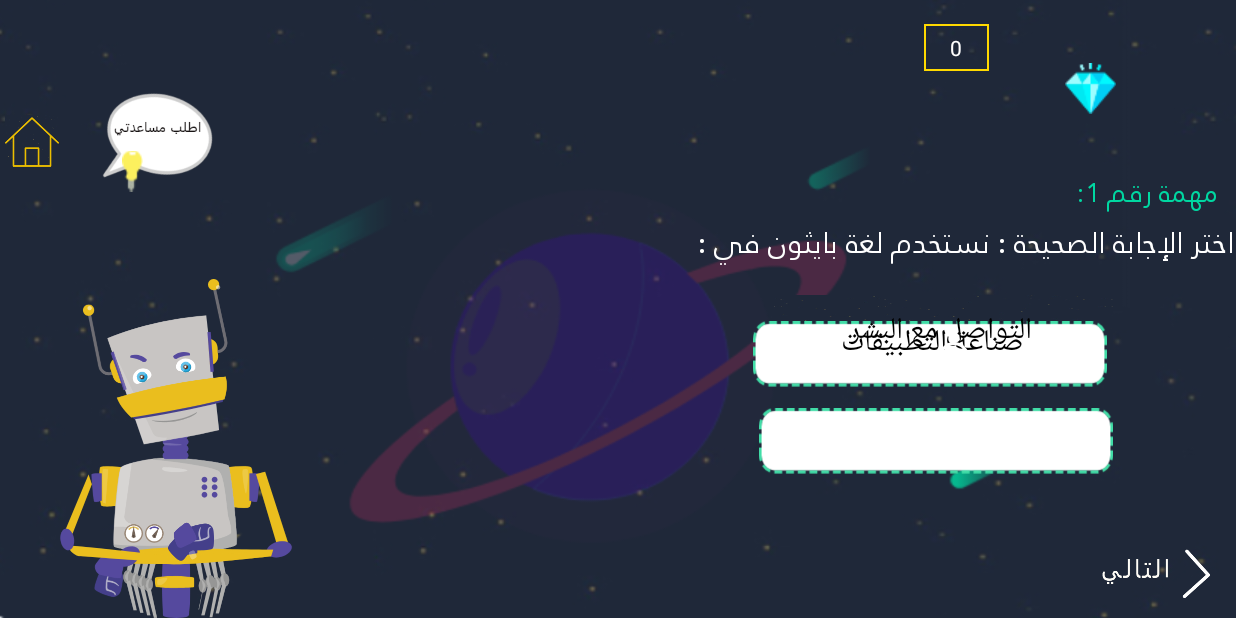
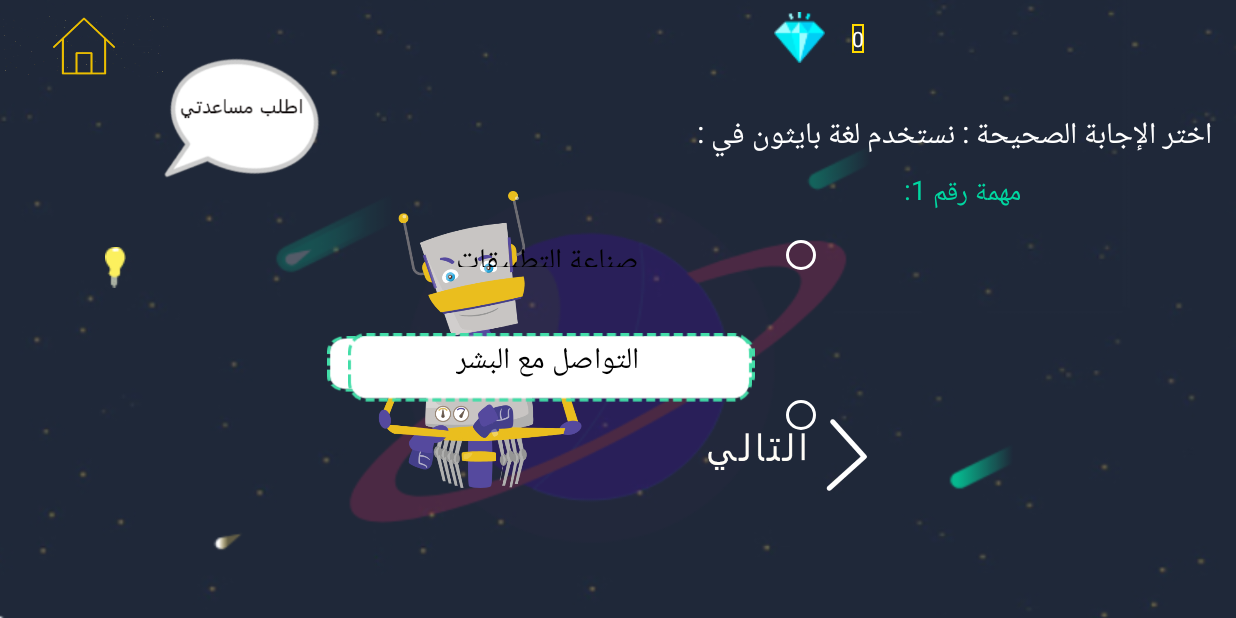
Before and after one commit to letsCodeProject/final_FF, an Android app: the firstlevel_6 screen opened directly, with no data from a screen before it, on a phone screen of 824 x 412 dp (held sideways). Run offline under Robolectric (Android 15) with nearby library versions, the phone set to English and light mode, and no system bars; Roboto replaces fonts that are not available here.

Commit message:
added albatoul work

```diff
--- a/app/src/main/java/com/example/a96653/LetsCode/MainActivity.java
+++ b/app/src/main/java/com/example/a96653/LetsCode/MainActivity.java
@@ -75,8 +75,8 @@ public class MainActivity extends AppCompatActivity {
         try{
         c = Class.forName("com.example.a96653.LetsCode."+name);
 
-         Intent  intent = new Intent(this,c);
-
+        // Intent  intent = new Intent(this,c);
+            Intent  intent = new Intent(this,firstlevel_5.class);
 
         startActivity(intent);}
         catch (Exception e){e.printStackTrace();}
--- a/app/src/main/java/com/example/a96653/LetsCode/SchemClass.java
+++ b/app/src/main/java/com/example/a96653/LetsCode/SchemClass.java
@@ -19,7 +19,7 @@ public final class SchemClass {
 
         public static final String THIRD_TABLE="LESSON";
         public static final String COLUMN_NAME_LESSON_NUM="LESSON_NUM";
-       // public static final String COLUMN_NAME_CONTENT="CONTENT";
+        // public static final String COLUMN_NAME_CONTENT="CONTENT";
 
 
         public static final String WELCOME_TABLE="Welcome_Progress";
@@ -36,6 +36,8 @@ public final class SchemClass {
         public static final String COLUMN_NAME_QANSWER="Q_ANSWER";
 
 
+        public static final String INDEX_TABLE2="QUESINDEX2";
+        public static final String COLUMN_NAME_QUESTION="Question";
 
 
     }
--- a/app/src/main/res/layout/activity_firstlevel_6.xml
+++ b/app/src/main/res/layout/activity_firstlevel_6.xml
@@ -1,25 +1,18 @@
 <?xml version="1.0" encoding="utf-8"?>
-<RelativeLayout xmlns:android="http://schemas.android.com/apk/res/android"
+<android.support.constraint.ConstraintLayout xmlns:android="http://schemas.android.com/apk/res/android"
     xmlns:app="http://schemas.android.com/apk/res-auto"
     xmlns:tools="http://schemas.android.com/tools"
-    android:background="@drawable/plotoback"
+    android:id="@+id/relativeLayout"
     android:layout_width="match_parent"
     android:layout_height="match_parent"
+    android:background="@drawable/plotoback"
     tools:context=".firstlevel_6">
 
     <ImageButton
 
         android:id="@+id/homebtn7"
-        android:layout_width="36dp"
-        android:layout_height="36dp"
-        android:layout_alignTop="@+id/imageView37"
-        android:layout_alignParentStart="true"
-        android:layout_alignParentBottom="true"
-        android:layout_marginStart="3dp"
-        android:layout_marginTop="8dp"
-        android:layout_marginEnd="8dp"
-        android:layout_marginBottom="299dp"
-        android:layout_toStartOf="@drawable/h"
+        android:layout_width="112dp"
+        android:layout_height="41dp"
         android:background="@drawable/back"
         android:scaleType="fitCenter"
         android:src="@drawable/h"
@@ -28,200 +21,193 @@
         app:layout_constraintHorizontal_bias="0.0"
         app:layout_constraintStart_toStartOf="parent"
         app:layout_constraintTop_toTopOf="parent"
-        app:layout_constraintVertical_bias="0.0"
-        />
+        app:layout_constraintVertical_bias="0.027" />
 
     <TextView
 
-        android:layout_width="43dp"
-        android:layout_height="31dp"
-        android:layout_alignBottom="@+id/imageView14"
-        android:layout_alignParentStart="true"
-        android:layout_alignParentTop="true"
-        android:layout_marginStart="616dp"
+        android:id="@+id/textView53"
+        android:layout_width="wrap_content"
+        android:layout_height="wrap_content"
+        android:layout_marginStart="568dp"
+
         android:layout_marginTop="16dp"
-        android:layout_marginBottom="1dp"
         android:background="@drawable/textviewborder"
         android:gravity="center"
-
         android:text="@string/zero"
-        android:textColor="@android:color/background_light" />
+        android:textColor="@android:color/background_light"
+        app:layout_constraintStart_toStartOf="parent"
+        app:layout_constraintTop_toTopOf="parent" />
 
     <ImageView
 
+        android:id="@+id/imageView55"
         android:layout_width="wrap_content"
         android:layout_height="wrap_content"
-        android:layout_alignTop="@+id/imageView37"
-        android:layout_alignParentEnd="true"
-        android:layout_alignParentBottom="true"
-        android:layout_marginTop="-2dp"
-        android:layout_marginEnd="80dp"
-        android:layout_marginBottom="336dp"
-        android:src="@drawable/diamond" />
+        android:layout_marginStart="404dp"
+        android:layout_marginTop="8dp"
+        android:src="@drawable/diamond"
+        app:layout_constraintStart_toEndOf="@+id/homebtn7"
+        app:layout_constraintTop_toTopOf="parent" />
 
     <ImageView
         android:id="@+id/imageView48"
-        android:layout_width="235dp"
-        android:layout_height="226dp"
-        android:layout_alignParentStart="true"
-        android:layout_alignParentBottom="true"
-        android:layout_marginStart="0dp"
-        android:layout_marginBottom="0dp"
-        app:srcCompat="@drawable/quiz1_1robot"
-        android:onClick="ShowPopup"/>
+        android:layout_width="303dp"
+        android:layout_height="198dp"
+        android:layout_marginTop="76dp"
+        android:layout_marginEnd="352dp"
+        android:onClick="ShowPopup"
+        app:layout_constraintEnd_toEndOf="parent"
+        app:layout_constraintTop_toBottomOf="@+id/homebtn7"
+        app:srcCompat="@drawable/quiz1_1robot" />
 
     <ImageView
         android:id="@+id/imageView49"
-        android:layout_width="146dp"
-        android:layout_height="88dp"
-        android:layout_alignParentStart="true"
-        android:layout_alignParentTop="true"
-        android:layout_marginStart="32dp"
-        android:layout_marginTop="50dp"
+        android:layout_width="138dp"
+        android:layout_height="124dp"
+        android:layout_marginStart="92dp"
+        android:layout_marginBottom="12dp"
         android:onClick="ShowPopup"
+        app:layout_constraintBottom_toTopOf="@+id/textView51"
+        app:layout_constraintStart_toStartOf="parent"
         app:srcCompat="@drawable/helpask" />
 
     <ImageView
         android:id="@+id/imageView51"
         android:layout_width="wrap_content"
         android:layout_height="wrap_content"
-        android:layout_alignParentStart="true"
-        android:layout_alignParentTop="true"
-        android:layout_alignParentBottom="true"
-        android:layout_marginStart="81dp"
-        android:layout_marginTop="88dp"
-        android:layout_marginBottom="272dp"
+        android:layout_marginStart="76dp"
+        android:layout_marginEnd="8dp"
+        android:layout_marginBottom="220dp"
+        app:layout_constraintBottom_toBottomOf="parent"
+        app:layout_constraintEnd_toStartOf="@+id/imageView49"
+        app:layout_constraintHorizontal_bias="1.0"
+        app:layout_constraintStart_toStartOf="parent"
         app:srcCompat="@drawable/bulb" />
 
-    <ImageButton
-        android:id="@+id/imageView52"
-        android:layout_width="226dp"
-        android:layout_height="40dp"
-        android:layout_alignParentEnd="true"
-        android:layout_alignParentBottom="true"
-        android:layout_marginEnd="82dp"
-        android:layout_marginBottom="175dp"
-        android:background="@drawable/back" />
 
     <ImageView
 
-        android:layout_width="236dp"
-        android:layout_height="44dp"
-        android:layout_alignParentEnd="true"
-        android:layout_alignParentBottom="true"
-        android:layout_marginEnd="82dp"
-        android:layout_marginBottom="96dp"
+        android:id="@+id/choiceTwo"
+        android:layout_width="285dp"
+        android:layout_height="37dp"
+        android:layout_marginStart="218dp"
+        android:layout_marginTop="224dp"
         android:background="@drawable/choiceshapee"
-        android:scaleType="fitCenter" />
+        android:onClick="btn2"
+        android:scaleType="fitCenter"
+        app:layout_constraintEnd_toEndOf="parent"
+        app:layout_constraintHorizontal_bias="0.0"
+        app:layout_constraintStart_toStartOf="parent"
+        app:layout_constraintTop_toTopOf="parent" />
 
     <ImageView
 
-        android:id="@+id/imageButton"
-        android:layout_width="236dp"
-        android:layout_height="44dp"
-        android:layout_alignParentEnd="true"
-        android:layout_alignParentBottom="true"
-        android:layout_marginEnd="86dp"
-        android:layout_marginBottom="154dp"
+        android:id="@+id/choiceOne"
+        android:layout_width="269dp"
+        android:layout_height="46dp"
+        android:layout_marginStart="232dp"
+        android:layout_marginBottom="144dp"
         android:background="@drawable/choiceshapee"
-        android:scaleType="fitCenter" />
+        android:onClick="btn1"
+        android:scaleType="fitCenter"
+        app:layout_constraintBottom_toBottomOf="parent"
+        app:layout_constraintStart_toStartOf="parent" />
 
     <TextView
         android:id="@+id/textView50"
         android:layout_width="wrap_content"
         android:layout_height="wrap_content"
-        android:layout_above="@+id/textView54"
-        android:layout_alignParentEnd="true"
-        android:layout_marginEnd="12dp"
-        android:layout_marginBottom="-3dp"
-        android:fontFamily="@font/jannalt_regular"
+        android:layout_marginStart="487dp"
+        android:layout_marginEnd="28dp"
+        android:layout_marginBottom="267dp"
         android:text="@string/mission1"
         android:textColor="@color/colorPrimary"
-        android:textSize="18sp" />
+        android:textSize="18sp"
+        app:layout_constraintBottom_toBottomOf="parent"
+        app:layout_constraintEnd_toEndOf="parent"
+        app:layout_constraintStart_toStartOf="parent" />
 
     <TextView
         android:id="@+id/textView51"
         android:layout_width="wrap_content"
-        android:layout_height="wrap_content"
-        android:layout_alignParentEnd="true"
-        android:layout_alignParentBottom="true"
-        android:layout_marginEnd="141dp"
-        android:layout_marginBottom="166dp"
+        android:layout_height="20dp"
+        android:layout_marginStart="304dp"
+        android:layout_marginTop="154dp"
         android:text="@string/answer1"
         android:textColor="@android:color/black"
-        android:textSize="20sp" />
+        android:textSize="20sp"
+        app:layout_constraintBottom_toBottomOf="parent"
+        app:layout_constraintStart_toStartOf="parent"
+        app:layout_constraintTop_toTopOf="parent"
+        app:layout_constraintVertical_bias="0.018" />
 
     <TextView
         android:id="@+id/textView52"
         android:layout_width="wrap_content"
         android:layout_height="wrap_content"
-        android:layout_alignEnd="@+id/textView51"
-        android:layout_alignParentTop="true"
-        android:layout_marginTop="204dp"
-        android:layout_marginEnd="-5dp"
+        android:layout_marginStart="304dp"
+        android:layout_marginTop="224dp"
         android:text="@string/answer2"
         android:textColor="@android:color/black"
-        android:textSize="20sp" />
+        android:textSize="20sp"
+        app:layout_constraintStart_toStartOf="parent"
+        app:layout_constraintTop_toTopOf="parent" />
 
     <ImageView
 
         android:id="@+id/next2"
-        android:layout_width="85dp"
-        android:layout_height="38dp"
-        android:layout_alignParentEnd="true"
-        android:layout_alignParentBottom="true"
-        android:layout_marginEnd="6dp"
-        android:layout_marginBottom="10dp"
+        android:layout_width="135dp"
+        android:layout_height="56dp"
+        android:layout_marginStart="464dp"
+        android:layout_marginTop="276dp"
         android:contentDescription="@string/desc"
+        app:layout_constraintStart_toStartOf="parent"
+        app:layout_constraintTop_toTopOf="parent"
         app:srcCompat="@drawable/newnext" />
 
-    <RadioGroup
-        android:layout_width="35dp"
-        android:layout_height="136dp"
-        android:layout_alignParentStart="true"
-        android:layout_alignParentEnd="true"
-        android:layout_alignParentBottom="true"
-        android:layout_marginStart="620dp"
-        android:layout_marginEnd="28dp"
-        android:layout_marginBottom="54dp">
+
 
         <RadioButton
             android:id="@+id/radio_one"
             android:layout_width="wrap_content"
             android:layout_height="wrap_content"
-            android:layout_alignParentEnd="true"
-            android:layout_alignParentBottom="true"
 
-            android:layout_marginEnd="0dp"
-            android:layout_marginBottom="0dp"
+            android:layout_marginStart="518dp"
+            android:layout_marginTop="154dp"
             android:backgroundTint="@color/white"
             android:buttonTint="@color/white"
-            android:shadowColor="@color/white" />
+            android:shadowColor="@color/white"
+            app:layout_constraintStart_toStartOf="parent"
+            app:layout_constraintTop_toTopOf="parent" />
 
         <RadioButton
             android:id="@+id/radio_two"
-            android:layout_width="match_parent"
-            android:layout_height="66dp"
+            android:layout_width="wrap_content"
+            android:layout_height="wrap_content"
+            android:layout_marginStart="518dp"
+            android:layout_marginTop="222dp"
+
+            android:layout_marginBottom="81dp"
             android:backgroundTint="@color/white"
             android:buttonTint="@color/white"
-
             android:shadowColor="@color/white"
-            android:textColorHint="@color/light_font" />
+            android:textColorHint="@color/light_font"
+            app:layout_constraintBottom_toBottomOf="parent"
+            app:layout_constraintStart_toStartOf="parent"
+            app:layout_constraintTop_toTopOf="parent" />
 
 
-    </RadioGroup>
 
     <TextView
         android:id="@+id/textView54"
         android:layout_width="wrap_content"
         android:layout_height="wrap_content"
-        android:layout_above="@+id/textView51"
-        android:layout_alignEnd="@+id/textView51"
-        android:layout_marginEnd="-140dp"
-        android:layout_marginBottom="31dp"
-        android:fontFamily="@font/jannalt_regular"
+        android:layout_marginTop="74dp"
+        android:layout_marginEnd="16dp"
         android:text="@string/quiz1_1"
         android:textColor="@color/white"
-        android:textSize="20sp" />
+        android:textSize="20sp"
+        app:layout_constraintEnd_toEndOf="parent"
+        app:layout_constraintTop_toTopOf="parent" />
 
-</RelativeLayout>
+</android.support.constraint.ConstraintLayout>
```
Also changed, not shown: app/src/main/java/com/example/a96653/LetsCode/MySQLliteHelper.java (+42 -2 lines), app/src/main/java/com/example/a96653/LetsCode/firstlevel_6.java (+116 -1 lines), app/src/main/java/com/example/a96653/LetsCode/firstlevel_7.java (+79 -3 lines), app/src/main/java/com/example/a96653/LetsCode/firstlevel_resultsheet.java (+124 -8 lines), app/src/main/res/layout/activity_firstlevel_resultsheet.xml (+81 -9 lines), app/src/main/res/drawable/sadlabeb.png (added).
